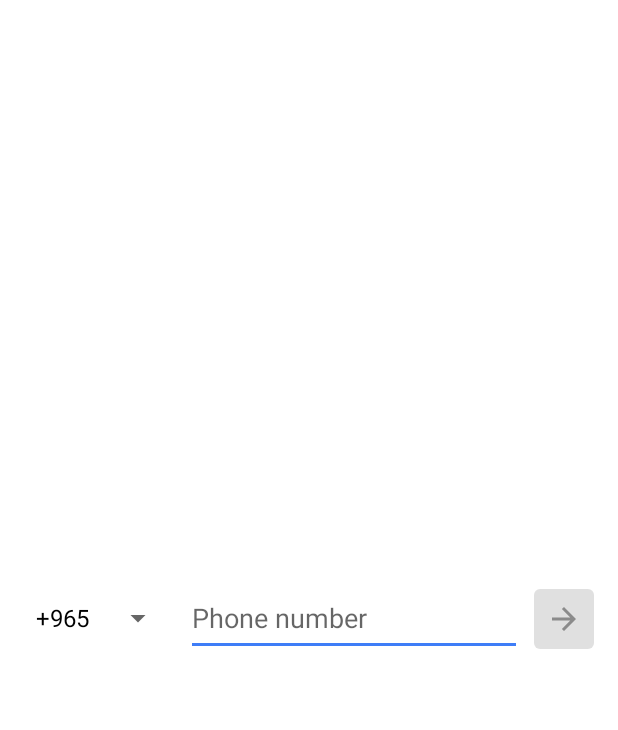
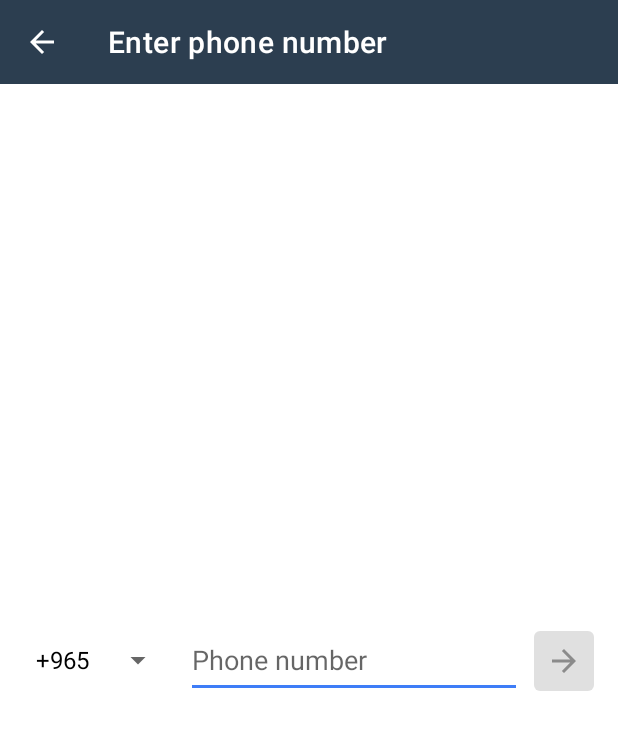
Before and after one commit to CryptChat/client, an Android app: the EnterPhoneNumber screen opened directly, with no data from a screen before it, on a phone screen of 412 x 824 dp. Shown: the top 730 px of the screen. Run offline under Robolectric (Android 15) with nearby library versions, the phone set to English and light mode, and no system bars.

Commit message:
Add toolbar to enterphonenumber view

```diff
--- a/app/src/main/java/cc/osama/cryptchat/ui/EnterPhoneNumber.kt
+++ b/app/src/main/java/cc/osama/cryptchat/ui/EnterPhoneNumber.kt
@@ -2,7 +2,9 @@ package cc.osama.cryptchat.ui
 
 import androidx.appcompat.app.AppCompatActivity
 import android.os.Bundle
+import android.telephony.PhoneNumberFormattingTextWatcher
 import android.util.Log.*
+import android.view.MenuItem
 import android.view.View
 import android.widget.ArrayAdapter
 import cc.osama.cryptchat.R
@@ -17,6 +19,8 @@ class EnterPhoneNumber : AppCompatActivity() {
   override fun onCreate(savedInstanceState: Bundle?) {
     super.onCreate(savedInstanceState)
     setContentView(R.layout.activity_enter_phone_number)
+    setSupportActionBar(enterPhoneNumberToolbar)
+    supportActionBar?.setDisplayHomeAsUpEnabled(true)
     val countryCodes = ArrayList<String>()
     countryCodes.addAll(resources.getStringArray(R.array.countries_codes))
     ArrayAdapter(this, android.R.layout.simple_spinner_dropdown_item, countryCodes).also { adapter ->
@@ -69,6 +73,15 @@ class EnterPhoneNumber : AppCompatActivity() {
     }
   }
 
+  override fun onOptionsItemSelected(item: MenuItem): Boolean {
+    if (item.itemId == android.R.id.home) {
+      onBackPressed()
+    } else {
+      return super.onOptionsItemSelected(item)
+    }
+    return true
+  }
+
   private fun toggleErrorMessage(message: String? = null) {
     if (message != null) {
       errorPlaceholder.visibility = View.VISIBLE
--- a/app/src/main/res/layout/activity_enter_phone_number.xml
+++ b/app/src/main/res/layout/activity_enter_phone_number.xml
@@ -5,6 +5,19 @@
     android:layout_width="match_parent"
     android:layout_height="match_parent"
     tools:context=".ui.EnterPhoneNumber">
+
+    <androidx.appcompat.widget.Toolbar
+        android:id="@+id/enterPhoneNumberToolbar"
+        android:layout_width="0dp"
+        android:layout_height="wrap_content"
+        android:background="?attr/colorPrimary"
+        android:minHeight="?attr/actionBarSize"
+        android:theme="@style/AppTheme.ToolbarTheme"
+        app:layout_constraintEnd_toEndOf="parent"
+        app:layout_constraintStart_toStartOf="parent"
+        app:layout_constraintTop_toTopOf="parent"
+        app:title="@string/enter_phone_number_view_title"
+        app:titleTextColor="?attr/colorSecondary" />
 
     <Spinner
         android:id="@+id/countryCodeField"
@@ -47,7 +60,7 @@
         app:layout_constraintBottom_toBottomOf="parent"
         app:layout_constraintEnd_toStartOf="@+id/goPhoneNumber"
         app:layout_constraintStart_toEndOf="@+id/countryCodeField"
-        app:layout_constraintTop_toTopOf="parent" />
+        app:layout_constraintTop_toBottomOf="@+id/enterPhoneNumberToolbar" />
 
     <TextView
         android:id="@+id/errorPlaceholder"
--- a/app/src/main/res/values/strings.xml
+++ b/app/src/main/res/values/strings.xml
@@ -4,6 +4,7 @@
     <string name="enter_server_address">"https://example.com"</string>
     <string name="enter_server_address_toolbar_title">"Add new server"</string>
     <string name="enter_phone_number">"Phone number"</string>
+    <string name="enter_phone_number_view_title">"Enter phone number"</string>
     <string name="registration_id_missing">"Expected to receive a registration id, but received \"%1$s\""</string>
     <string name="country_code">"Country code"</string>
     <string name="verification_code">"Verification code"</string>
```
